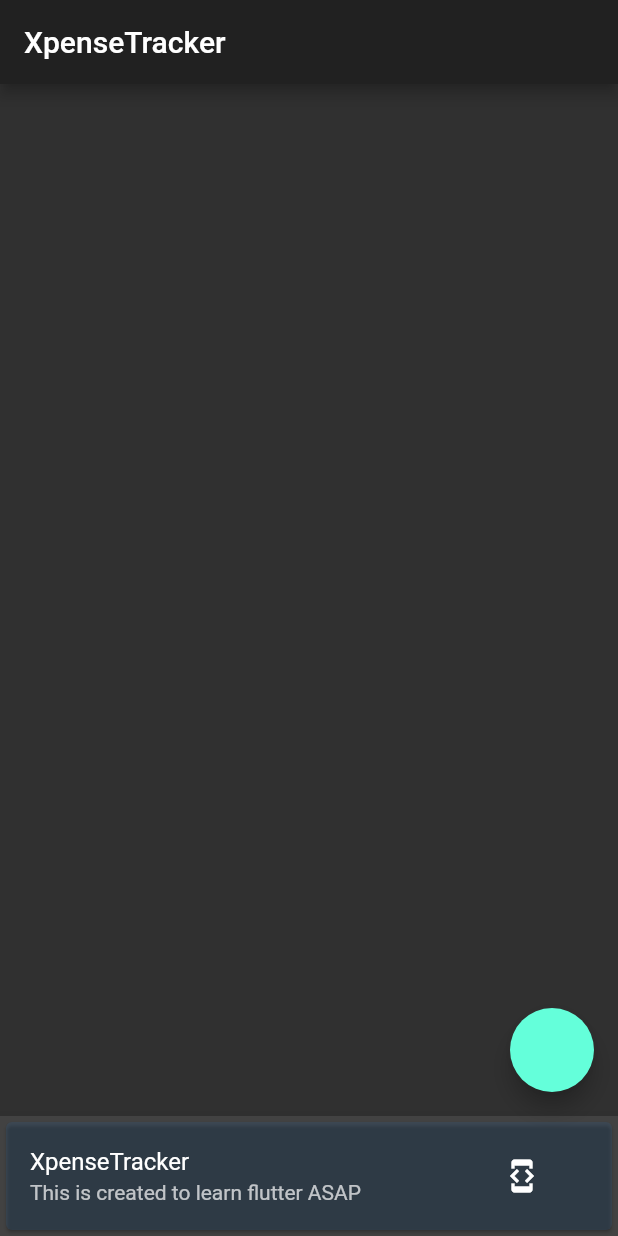
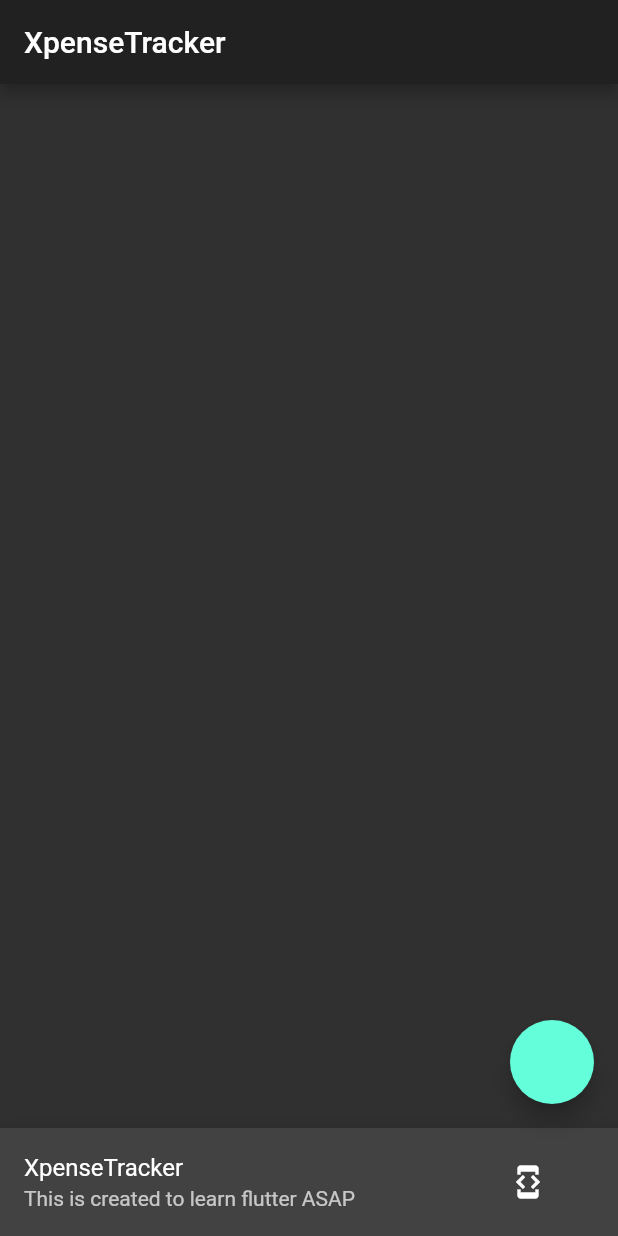
Before and after one commit to MiKr13/Flutter-Guide, a Flutter app: the screen it shows after launch, on a phone screen of 412 x 824 dp. Run offline on Flutter 3.47's test engine with Material 2 defaults, Android fonts, the phone set to English and light mode, and no system bars; our stand-ins replace vibration.

```diff
--- a/lib/main.dart
+++ b/lib/main.dart
@@ -23,7 +23,7 @@ class MyApp extends StatelessWidget {
   }
 }
 
-class MyFooter extends StatelessWidget {
+class Footer extends StatelessWidget {
 
   void vibrate() async {
     if (await Vibration.hasVibrator()) {
@@ -31,7 +31,7 @@ class MyFooter extends StatelessWidget {
     }
   }
 
-  Future<void> _support(BuildContext context) async {
+  Future<void> _supportAuthor(BuildContext context) async {
     return showDialog<void>(
       context: context,
       barrierDismissible: false, // user must tap button!
@@ -67,9 +67,7 @@ class MyFooter extends StatelessWidget {
                   Text(' Go Back'),
                 ],
               ),
-              onPressed: () {
-                Navigator.of(context).pop();
-              },
+              onPressed: () => Navigator.of(context).pop(),
             ),
           ],
         );
@@ -79,26 +77,25 @@ class MyFooter extends StatelessWidget {
 
   @override
   Widget build(BuildContext context) {
-    return Container(
-      child: Card(
-        color: Color.fromRGBO(30, 144, 255, 0.1),
+    return BottomAppBar(
+      elevation: 30.0,
+      clipBehavior: Clip.none,
+      child: Container(
         child: InkWell(
-          splashColor: Colors.black.withAlpha(20),
+          splashColor: Colors.black.withAlpha(25),
+          highlightColor: Colors.black.withAlpha(25),
           onLongPress: () {
             vibrate();
-            _support(context);
+            _supportAuthor(context);
+          },
+          onDoubleTap: () {
+            vibrate();
+            _supportAuthor(context);
           },
           child: Container(
             child: ListTile(
-              // leading: FlatButton(
-              //   child: Icon(Icons.arrow_back),
-              //   onPressed: () {
-              //     Navigator.of(context).pop();
-              //   },
-              // ),
               title: Text('XpenseTracker'),
               subtitle: Text('This is created to learn flutter ASAP'),
-              // trailing: Icon(Icons.code),
               trailing: FlatButton(
                 child: Icon(Icons.developer_mode),
                 onPressed: () async {
@@ -117,6 +114,7 @@ class MyFooter extends StatelessWidget {
     );
   }
 }
+
 
 class MyHomePage extends StatefulWidget {
   MyHomePage({Key key, this.title}) : super(key: key);
@@ -144,9 +142,9 @@ class _MyHomePageState extends State<MyHomePage> {
       ),
       body: Container(),
       bottomNavigationBar: BottomAppBar(
-        child: MyFooter(),
+        child: Footer(),
       ),
-      floatingActionButton: FloatingActionButton(),
+      floatingActionButton: FloatingActionButton(onPressed: null,),
     );
   }
 }
--- a/pubspec.yaml
+++ b/pubspec.yaml
@@ -1,4 +1,4 @@
-name: flutter_guide
+name: XpenseTracker
 description: A Flutter project to play around with different kinds of widgets and themes.
 
 # The following defines the version and build number for your application.
```
